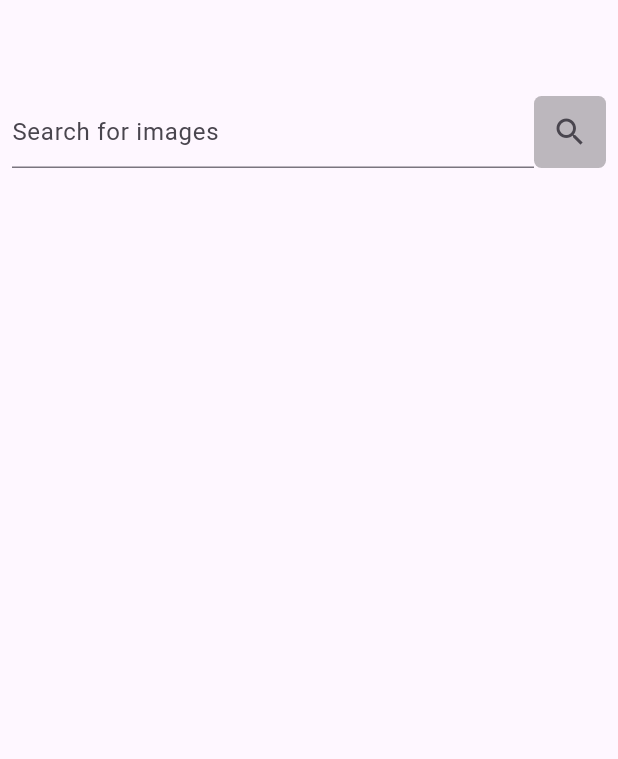
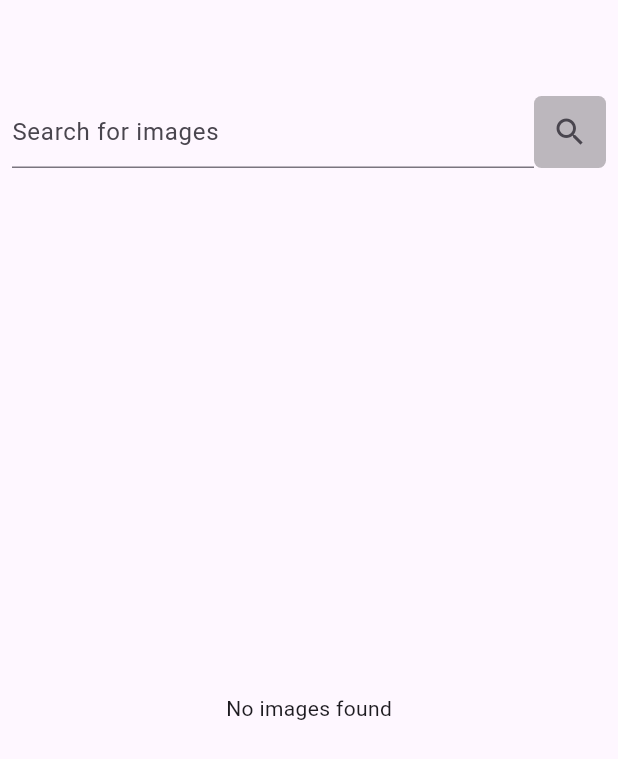
Before and after one commit to rithin-prakash/online_gallery, a Flutter app: the screen it shows after launch, on a phone screen of 412 x 824 dp. Shown: the top 759 px of the screen. Run offline on Flutter 3.47's test engine with Material 3 defaults, Android fonts, the phone set to English and light mode, and no system bars; our stand-ins replace dartz, get; network calls fail.

Commit message:
search to widget, no image found text

```diff
--- a/lib/features/home/pages/home_page.dart
+++ b/lib/features/home/pages/home_page.dart
@@ -1,11 +1,9 @@
-import 'package:flutter/cupertino.dart';
 import 'package:flutter/material.dart';
-import 'package:flutter/rendering.dart';
-import 'package:flutter/widgets.dart';
 
 import 'package:get/get.dart';
 
 import 'package:online_gallery/features/home/controllers/home_page_controller.dart';
+import 'package:online_gallery/features/home/widgets/search_text.dart';
 
 class HomePage extends StatefulWidget {
   const HomePage({super.key});
@@ -43,47 +41,26 @@ class _HomePageState extends State<HomePage> {
       appBar: AppBar(),
       body: Column(
         children: [
-          Padding(
-            padding: const EdgeInsets.all(8.0),
-            child: Row(
-              children: [
+          SearchText(
+              controller: textEdit,
+              onSearch: () {
+                _loadImages();
+              }),
           Expanded(
-                  child: TextField(
-                    controller: textEdit,
-                    decoration:
-                        const InputDecoration(hintText: 'Search for images'),
-                  ),
-                ),
-                Container(
-                  decoration: const ShapeDecoration(
-                    color: Colors.black26,
-                    shape: RoundedRectangleBorder(
-                      borderRadius: BorderRadius.all(
-                        Radius.circular(5),
-                      ),
-                    ),
-                  ),
-                  child: IconButton(
-                    onPressed: () {
-                      _loadImages();
-                    },
-                    icon: const Icon(
-                      Icons.search,
-                    ),
-                  ),
-                )
-              ],
-            ),
-          ),
-          Expanded(
-            child: Obx(() {
+            child: Obx(
+              () {
                 return _c.isLoading.value
                     ? const Center(
                         child: CircularProgressIndicator(),
                       )
+                    : _c.model.isEmpty
+                        ? const Center(
+                            child: Text('No images found'),
+                          )
                         : GridView.builder(
                             padding: const EdgeInsets.all(2),
-                      gridDelegate: SliverGridDelegateWithFixedCrossAxisCount(
+                            gridDelegate:
+                                SliverGridDelegateWithFixedCrossAxisCount(
                               crossAxisCount: getItemCountPerRow(),
                             ),
                             itemCount: _c.model.length,
@@ -91,12 +68,14 @@ class _HomePageState extends State<HomePage> {
                               return Padding(
                                 padding: const EdgeInsets.all(2.0),
                                 child: Image.network(
-                            _c.model[i].previewUrl,
+                                  _c.model[i].largeImageUrl,
                                   fit: BoxFit.cover,
                                 ),
                               );
-                      });
-            }),
+                            },
+                          );
+              },
+            ),
           ),
         ],
       ),
--- /dev/null
+++ b/lib/features/home/widgets/fullscreen_image.dart
@@ -0,0 +1,11 @@
+import 'package:flutter/material.dart';
+
+class FullscreenImage extends StatelessWidget {
+  final String url;
+  const FullscreenImage({super.key, required this.url});
+
+  @override
+  Widget build(BuildContext context) {
+    return Image.network(url);
+  }
+}
--- /dev/null
+++ b/lib/features/home/widgets/search_text.dart
@@ -0,0 +1,44 @@
+import 'package:flutter/material.dart';
+
+class SearchText extends StatelessWidget {
+  const SearchText({
+    super.key,
+    required this.controller,
+    required this.onSearch,
+  });
+  final TextEditingController controller;
+  final VoidCallback onSearch;
+
+  @override
+  Widget build(BuildContext context) {
+    return Padding(
+      padding: const EdgeInsets.all(8.0),
+      child: Row(
+        children: [
+          Expanded(
+            child: TextField(
+              controller: controller,
+              decoration: const InputDecoration(hintText: 'Search for images'),
+            ),
+          ),
+          Container(
+            decoration: const ShapeDecoration(
+              color: Colors.black26,
+              shape: RoundedRectangleBorder(
+                borderRadius: BorderRadius.all(
+                  Radius.circular(5),
+                ),
+              ),
+            ),
+            child: IconButton(
+              onPressed: onSearch,
+              icon: const Icon(
+                Icons.search,
+              ),
+            ),
+          )
+        ],
+      ),
+    );
+  }
+}
```
Lines whose indentation alone changed are shown as unchanged.
